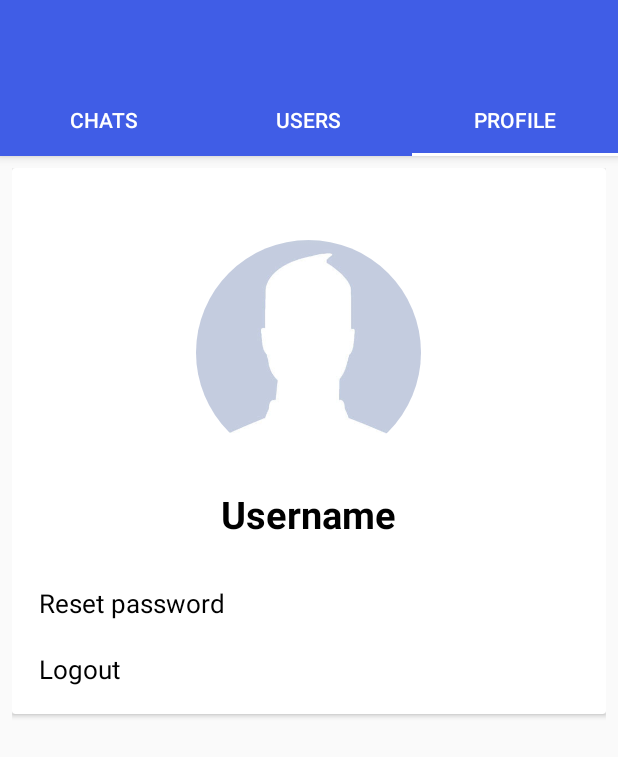
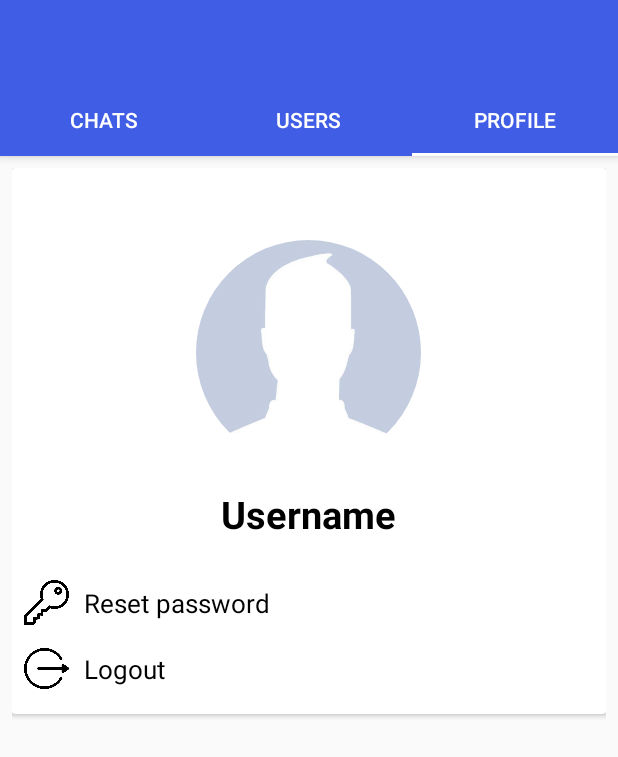
Before and after one commit to nhanhc-bpi3/chatapp_android, an Android app: the screen it shows after launch once a user with an empty profile is signed in (MainActivity), tab 3 chosen, on a phone screen of 412 x 824 dp. Shown: the top 757 px of the screen. Run offline under Robolectric (Android 15) with nearby library versions, the phone set to English and light mode, and no system bars; our stand-ins replace CircleImageView, Firebase (no records; nobody signed in at launch, a user with empty details on screens opened directly); pictures from the network do not load; 4 statements that could not run were skipped.

Commit message:
Final Update

```diff
--- a/app/src/main/java/fpt/edu/chatapp/ResetPasswordActivity.java
+++ b/app/src/main/java/fpt/edu/chatapp/ResetPasswordActivity.java
@@ -44,7 +44,7 @@ public class ResetPasswordActivity extends AppCompatActivity {
                 String email = send_email.getText().toString();
 
                 if (email.equals("")){
-                    Toast.makeText(ResetPasswordActivity.this, "All fileds are required!", Toast.LENGTH_SHORT).show();
+                    Toast.makeText(ResetPasswordActivity.this, "Please enter your email!", Toast.LENGTH_SHORT).show();
                 } else {
                     if(!Validate.validateEmail(email)){
                         Toast.makeText(ResetPasswordActivity.this, "Email invalidate !", Toast.LENGTH_SHORT).show();
--- a/app/src/main/res/layout/activity_reset_password.xml
+++ b/app/src/main/res/layout/activity_reset_password.xml
@@ -22,7 +22,7 @@
             android:layout_width="match_parent"
             android:layout_height="wrap_content"
             android:layout_marginTop="20dp"
-            android:hint="Your Email"
+            android:hint="@string/reset_password"
             android:inputType="textEmailAddress"
             app:met_floatingLabel="normal" />
 
--- a/app/src/main/res/layout/fragment_profile.xml
+++ b/app/src/main/res/layout/fragment_profile.xml
@@ -36,25 +36,50 @@
                 android:textSize="25sp"
                 android:textStyle="bold" />
 
+            <android.support.v7.widget.LinearLayoutCompat
+                android:id="@+id/forgot_password_layout"
+                android:layout_width="wrap_content"
+                android:layout_height="wrap_content"
+                android:layout_below="@+id/username"
+                android:gravity="center_vertical">
+
+                <ImageView
+                    android:layout_width="30sp"
+                    android:layout_height="30sp"
+                    android:src="@drawable/key" />
+
                 <TextView
                     android:id="@+id/btn_forgotPass"
                     android:layout_width="wrap_content"
                     android:layout_height="wrap_content"
-                android:layout_below="@+id/username"
+
                     android:layout_margin="10sp"
                     android:text="@string/btn_reset"
                     android:textColor="#000000"
                     android:textSize="17sp" />
+            </android.support.v7.widget.LinearLayoutCompat>
+
+            <android.support.v7.widget.LinearLayoutCompat
+                android:layout_width="wrap_content"
+                android:layout_height="wrap_content"
+                android:layout_below="@+id/forgot_password_layout"
+                android:gravity="center_vertical">
+
+                <ImageView
+                    android:layout_width="30sp"
+                    android:layout_height="30sp"
+                    android:src="@drawable/logout" />
 
                 <TextView
                     android:id="@+id/btn_logout"
                     android:layout_width="wrap_content"
                     android:layout_height="wrap_content"
-                android:layout_below="@+id/btn_forgotPass"
+
                     android:layout_margin="10sp"
                     android:text="@string/btn_logout"
                     android:textColor="#000000"
                     android:textSize="17sp" />
+            </android.support.v7.widget.LinearLayoutCompat>
 
         </RelativeLayout>
 
--- a/app/src/main/res/values/strings.xml
+++ b/app/src/main/res/values/strings.xml
@@ -13,4 +13,5 @@
     <string name="type_a_message">Type a message...</string>
     <string name="btn_reset">Reset password</string>
     <string name="btn_logout">Logout</string>
+    <string name="reset_password">Enter Your Email</string>
 </resources>
```
Also changed, not shown: app/build.gradle (+16 -16 lines), app/src/main/res/drawable/key.png (added). Lines whose indentation alone changed are shown as unchanged.
